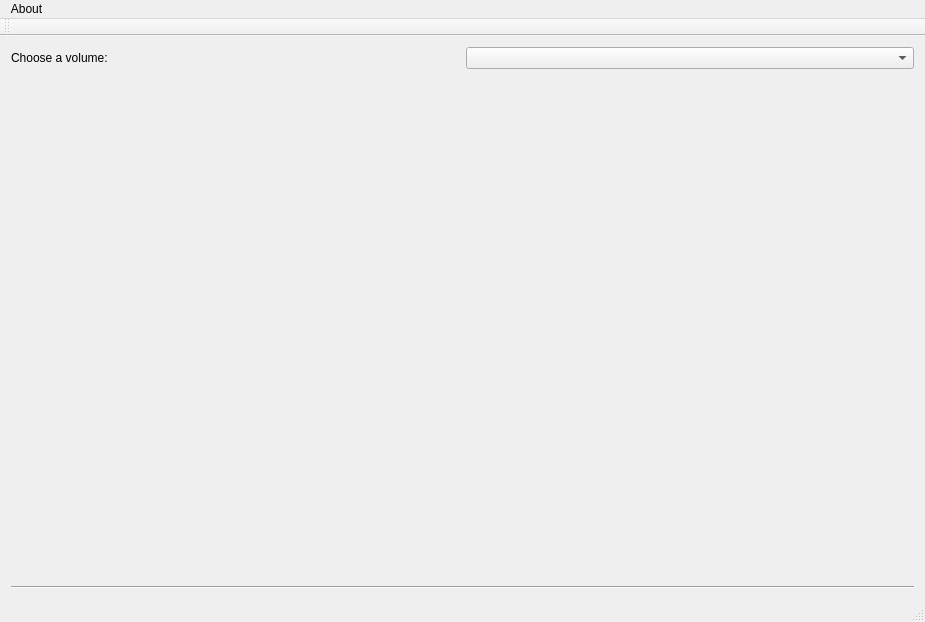
Qt form SpaceLookup/SpaceLookup.ui (MMitsuha/SpaceLookup) before a commit.
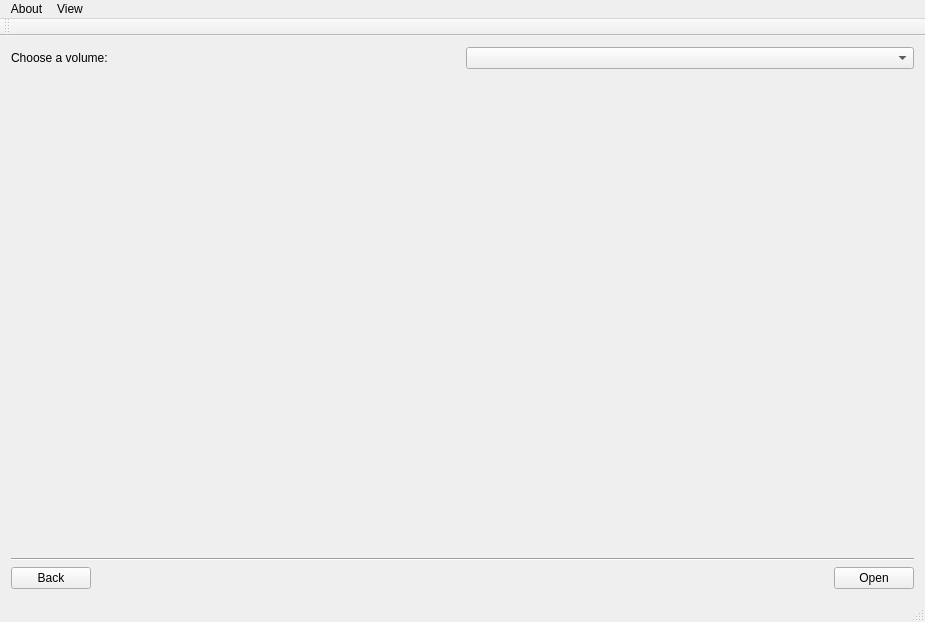
The same form after that commit.

```diff
--- a/SpaceLookup/SpaceLookup.ui
+++ b/SpaceLookup/SpaceLookup.ui
@@ -55,6 +55,37 @@
         </property>
        </widget>
       </item>
+      <item>
+       <layout class="QHBoxLayout" name="horizontalLayout_3">
+        <item>
+         <widget class="QPushButton" name="BtnBack">
+          <property name="text">
+           <string>Back</string>
+          </property>
+         </widget>
+        </item>
+        <item>
+         <spacer name="horizontalSpacer">
+          <property name="orientation">
+           <enum>Qt::Horizontal</enum>
+          </property>
+          <property name="sizeHint" stdset="0">
+           <size>
+            <width>40</width>
+            <height>20</height>
+           </size>
+          </property>
+         </spacer>
+        </item>
+        <item>
+         <widget class="QPushButton" name="BtnOpen">
+          <property name="text">
+           <string>Open</string>
+          </property>
+         </widget>
+        </item>
+       </layout>
+      </item>
      </layout>
     </item>
    </layout>
@@ -73,8 +104,17 @@
      <string>About</string>
     </property>
     <addaction name="actionAbout_Me"/>
+    <addaction name="actionAbout_Program"/>
+    <addaction name="actionDonate"/>
+   </widget>
+   <widget class="QMenu" name="menuView">
+    <property name="title">
+     <string>View</string>
+    </property>
+    <addaction name="actionSettings"/>
    </widget>
    <addaction name="menuAbout"/>
+   <addaction name="menuView"/>
   </widget>
   <widget class="QToolBar" name="mainToolBar">
    <attribute name="toolBarArea">
```
Left out of the diff: 15 changed lines with no effect on the pictures.
